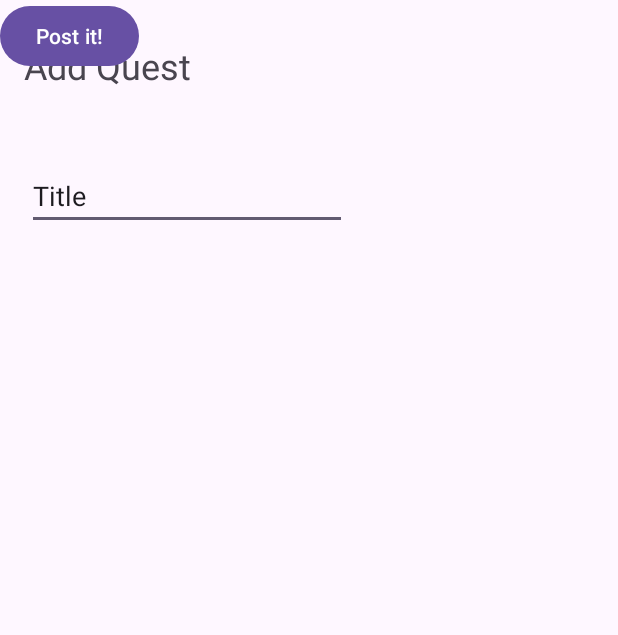
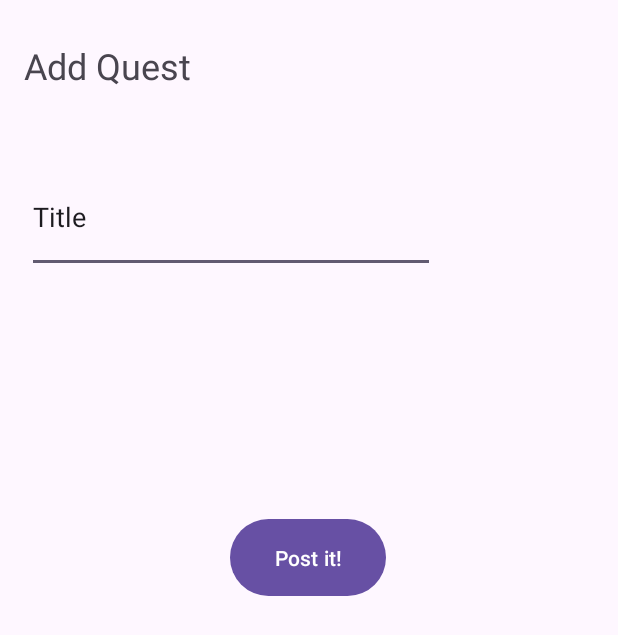
Before and after one commit to xlfrxd/Questify, an Android app: the layout dialog_addquest.xml on its own in the app's theme, with its tools: preview values and no code run, on a phone screen of 412 x 824 dp. Shown: the top 635 px of the screen. Run offline under Robolectric (Android 15) with nearby library versions, the phone set to English and light mode, and no system bars.

Commit message:
Adjusted frontend

```diff
--- a/app/src/main/res/layout/dialog_addquest.xml
+++ b/app/src/main/res/layout/dialog_addquest.xml
@@ -18,8 +18,8 @@
 
     <EditText
         android:id="@+id/et_questTitle"
-        android:layout_width="wrap_content"
-        android:layout_height="wrap_content"
+        android:layout_width="272dp"
+        android:layout_height="74dp"
         android:layout_marginStart="18dp"
         android:layout_marginTop="48dp"
         android:ems="10"
@@ -30,9 +30,11 @@
 
     <Button
         android:id="@+id/button"
-        android:layout_width="wrap_content"
-        android:layout_height="wrap_content"
+        android:layout_width="104dp"
+        android:layout_height="59dp"
+        android:layout_marginStart="153dp"
+        android:layout_marginTop="160dp"
         android:text="Post it!"
-        tools:layout_editor_absoluteX="159dp"
-        tools:layout_editor_absoluteY="341dp" />
+        app:layout_constraintStart_toStartOf="parent"
+        app:layout_constraintTop_toBottomOf="@+id/et_questTitle" />
 </androidx.constraintlayout.widget.ConstraintLayout>
```
